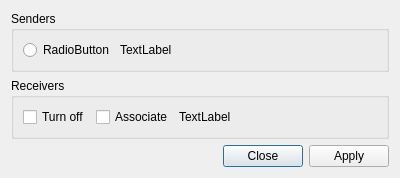
Above: GUI/songcast/songcastdlg.ui from rbg2024/upplay before the change. Below: the same form after it.
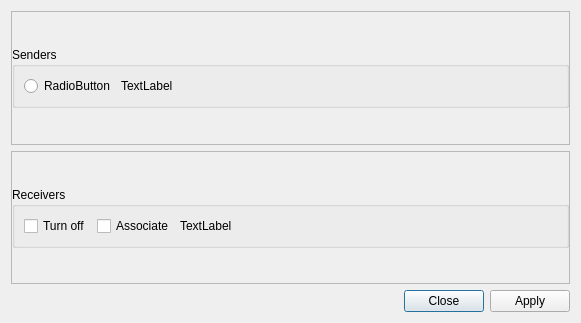
That is the form after the change.

Commit message: add scrolling to the songcast tool to help with big configs

The edit to the form file:
```diff
--- a/GUI/songcast/songcastdlg.ui
+++ b/GUI/songcast/songcastdlg.ui
@@ -6,8 +6,8 @@
    <rect>
     <x>0</x>
     <y>0</y>
-    <width>400</width>
-    <height>173</height>
+    <width>581</width>
+    <height>323</height>
    </rect>
   </property>
   <property name="windowTitle">
@@ -15,6 +15,33 @@
   </property>
   <layout class="QVBoxLayout" name="verticalLayout">
    <item>
+    <widget class="QScrollArea" name="scrollArea_2">
+     <property name="frameShadow">
+      <enum>QFrame::Plain</enum>
+     </property>
+     <property name="lineWidth">
+      <number>0</number>
+     </property>
+     <property name="widgetResizable">
+      <bool>true</bool>
+     </property>
+     <widget class="QWidget" name="scrollAreaWidgetContents_2">
+      <property name="geometry">
+       <rect>
+        <x>0</x>
+        <y>0</y>
+        <width>559</width>
+        <height>129</height>
+       </rect>
+      </property>
+      <layout class="QVBoxLayout" name="verticalLayout_3">
+       <property name="spacing">
+        <number>0</number>
+       </property>
+       <property name="margin">
+        <number>0</number>
+       </property>
+       <item>
     <widget class="QGroupBox" name="sndGroupBox">
      <property name="sizePolicy">
       <sizepolicy hsizetype="Preferred" vsizetype="Fixed">
@@ -53,6 +80,37 @@
      </layout>
     </widget>
    </item>
+      </layout>
+     </widget>
+    </widget>
+   </item>
+   <item>
+    <widget class="QScrollArea" name="scrollArea">
+     <property name="frameShadow">
+      <enum>QFrame::Plain</enum>
+     </property>
+     <property name="lineWidth">
+      <number>0</number>
+     </property>
+     <property name="widgetResizable">
+      <bool>true</bool>
+     </property>
+     <widget class="QWidget" name="scrollAreaWidgetContents">
+      <property name="geometry">
+       <rect>
+        <x>0</x>
+        <y>0</y>
+        <width>559</width>
+        <height>129</height>
+       </rect>
+      </property>
+      <layout class="QVBoxLayout" name="verticalLayout_2">
+       <property name="spacing">
+        <number>0</number>
+       </property>
+       <property name="margin">
+        <number>0</number>
+       </property>
    <item>
     <widget class="QGroupBox" name="rcvGroupBox">
      <property name="sizePolicy">
@@ -103,6 +161,10 @@
        </layout>
       </item>
      </layout>
+        </widget>
+       </item>
+      </layout>
+     </widget>
     </widget>
    </item>
    <item>
```
Left out of the diff: 2 changed lines with no effect on the pictures. Lines whose indentation alone changed are shown as unchanged.
